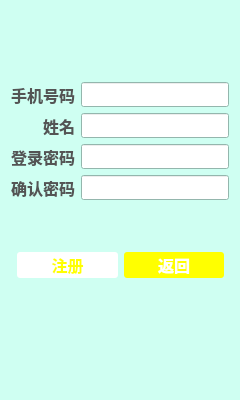
Above: DDTaxi/SignupWidget.ui from Myway01/DD before the change. Below: the same form after it.
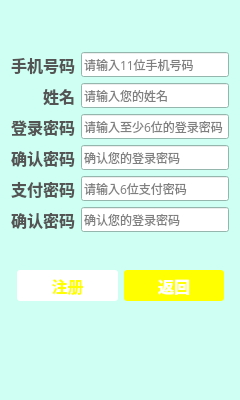
That is the form after the change.

The edit to the form file:
```diff
--- a/DDTaxi/SignupWidget.ui
+++ b/DDTaxi/SignupWidget.ui
@@ -449,7 +449,7 @@
   <property name="autoFillBackground">
    <bool>true</bool>
   </property>
-  <layout class="QGridLayout" name="gridLayout" rowstretch="2,3,1,1,3">
+  <layout class="QGridLayout" name="gridLayout" rowstretch="2,6,1,2,4">
    <item row="0" column="0">
     <spacer name="verticalSpacer">
      <property name="orientation">
@@ -463,26 +463,83 @@
      </property>
     </spacer>
    </item>
-   <item row="2" column="0">
-    <widget class="QLabel" name="label_error">
-     <property name="font">
-      <font>
-       <family>微软雅黑</family>
-      </font>
-     </property>
-     <property name="styleSheet">
-      <string notr="true">color: rgb(84, 84, 84);</string>
-     </property>
-     <property name="text">
-      <string/>
-     </property>
-     <property name="alignment">
-      <set>Qt::AlignRight|Qt::AlignTrailing|Qt::AlignVCenter</set>
-     </property>
-    </widget>
-   </item>
    <item row="1" column="0">
     <layout class="QGridLayout" name="gridLayout_2">
+     <item row="4" column="1">
+      <widget class="QLineEdit" name="lineEdit_psw">
+       <property name="font">
+        <font>
+         <family>微软雅黑</family>
+        </font>
+       </property>
+       <property name="text">
+        <string/>
+       </property>
+       <property name="echoMode">
+        <enum>QLineEdit::Password</enum>
+       </property>
+       <property name="placeholderText">
+        <string>请输入至少6位的登录密码</string>
+       </property>
+      </widget>
+     </item>
+     <item row="6" column="1">
+      <widget class="QLineEdit" name="lineEdit_cpsw">
+       <property name="font">
+        <font>
+         <family>微软雅黑</family>
+        </font>
+       </property>
+       <property name="echoMode">
+        <enum>QLineEdit::Password</enum>
+       </property>
+       <property name="placeholderText">
+        <string>确认您的登录密码</string>
+       </property>
+      </widget>
+     </item>
+     <item row="8" column="0">
+      <widget class="QLabel" name="label_paypsw">
+       <property name="font">
+        <font>
+         <family>微软雅黑</family>
+         <pointsize>12</pointsize>
+         <weight>75</weight>
+         <bold>true</bold>
+        </font>
+       </property>
+       <property name="styleSheet">
+        <string notr="true">color: rgb(84, 84, 84);</string>
+       </property>
+       <property name="text">
+        <string>支付密码</string>
+       </property>
+       <property name="alignment">
+        <set>Qt::AlignRight|Qt::AlignTrailing|Qt::AlignVCenter</set>
+       </property>
+      </widget>
+     </item>
+     <item row="10" column="0">
+      <widget class="QLabel" name="label_cpaypsw">
+       <property name="font">
+        <font>
+         <family>微软雅黑</family>
+         <pointsize>12</pointsize>
+         <weight>75</weight>
+         <bold>true</bold>
+        </font>
+       </property>
+       <property name="styleSheet">
+        <string notr="true">color: rgb(84, 84, 84);</string>
+       </property>
+       <property name="text">
+        <string>确认密码</string>
+       </property>
+       <property name="alignment">
+        <set>Qt::AlignRight|Qt::AlignTrailing|Qt::AlignVCenter</set>
+       </property>
+      </widget>
+     </item>
      <item row="0" column="1">
       <widget class="QLineEdit" name="lineEdit_tel">
        <property name="font">
@@ -490,17 +547,8 @@
          <family>微软雅黑</family>
         </font>
        </property>
-      </widget>
-     </item>
-     <item row="2" column="1">
-      <widget class="QLineEdit" name="lineEdit_psw">
-       <property name="font">
-        <font>
-         <family>微软雅黑</family>
-        </font>
-       </property>
-       <property name="echoMode">
-        <enum>QLineEdit::Password</enum>
+       <property name="placeholderText">
+        <string>请输入11位手机号码</string>
        </property>
       </widget>
      </item>
@@ -525,16 +573,7 @@
        </property>
       </widget>
      </item>
-     <item row="1" column="1">
-      <widget class="QLineEdit" name="lineEdit_nickname">
-       <property name="font">
-        <font>
-         <family>微软雅黑</family>
-        </font>
-       </property>
-      </widget>
-     </item>
-     <item row="2" column="0">
+     <item row="4" column="0">
       <widget class="QLabel" name="label_psw">
        <property name="font">
         <font>
@@ -555,7 +594,40 @@
        </property>
       </widget>
      </item>
-     <item row="1" column="0">
+     <item row="6" column="0">
+      <widget class="QLabel" name="label_cpsw">
+       <property name="font">
+        <font>
+         <family>微软雅黑</family>
+         <pointsize>12</pointsize>
+         <weight>75</weight>
+         <bold>true</bold>
+        </font>
+       </property>
+       <property name="styleSheet">
+        <string notr="true">color: rgb(84, 84, 84);</string>
+       </property>
+       <property name="text">
+        <string>确认密码</string>
+       </property>
+       <property name="alignment">
+        <set>Qt::AlignRight|Qt::AlignTrailing|Qt::AlignVCenter</set>
+       </property>
+      </widget>
+     </item>
+     <item row="2" column="1">
+      <widget class="QLineEdit" name="lineEdit_nickname">
+       <property name="font">
+        <font>
+         <family>微软雅黑</family>
+        </font>
+       </property>
+       <property name="placeholderText">
+        <string>请输入您的姓名</string>
+       </property>
+      </widget>
+     </item>
+     <item row="2" column="0">
       <widget class="QLabel" name="label_nickname">
        <property name="font">
         <font>
@@ -579,29 +651,23 @@
        </property>
       </widget>
      </item>
-     <item row="3" column="0">
-      <widget class="QLabel" name="label_cpsw">
+     <item row="8" column="1">
+      <widget class="QLineEdit" name="lineEdit_paypsw">
        <property name="font">
         <font>
          <family>微软雅黑</family>
-         <pointsize>12</pointsize>
-         <weight>75</weight>
-         <bold>true</bold>
         </font>
        </property>
-       <property name="styleSheet">
-        <string notr="true">color: rgb(84, 84, 84);</string>
+       <property name="echoMode">
+        <enum>QLineEdit::Password</enum>
        </property>
-       <property name="text">
-        <string>确认密码</string>
-       </property>
-       <property name="alignment">
-        <set>Qt::AlignRight|Qt::AlignTrailing|Qt::AlignVCenter</set>
+       <property name="placeholderText">
+        <string>请输入6位支付密码</string>
        </property>
       </widget>
      </item>
-     <item row="3" column="1">
-      <widget class="QLineEdit" name="lineEdit_cpsw">
+     <item row="10" column="1">
+      <widget class="QLineEdit" name="lineEdit_cpaypsw">
        <property name="font">
         <font>
          <family>微软雅黑</family>
@@ -610,22 +676,30 @@
        <property name="echoMode">
         <enum>QLineEdit::Password</enum>
        </property>
+       <property name="placeholderText">
+        <string>确认您的登录密码</string>
+       </property>
       </widget>
      </item>
     </layout>
    </item>
-   <item row="4" column="0">
-    <spacer name="verticalSpacer_2">
-     <property name="orientation">
-      <enum>Qt::Vertical</enum>
+   <item row="2" column="0">
+    <widget class="QLabel" name="label_error">
+     <property name="font">
+      <font>
+       <family>微软雅黑</family>
+      </font>
      </property>
-     <property name="sizeHint" stdset="0">
-      <size>
-       <width>20</width>
-       <height>40</height>
-      </size>
+     <property name="styleSheet">
+      <string notr="true">color: rgb(84, 84, 84);</string>
      </property>
-    </spacer>
+     <property name="text">
+      <string/>
+     </property>
+     <property name="alignment">
+      <set>Qt::AlignRight|Qt::AlignTrailing|Qt::AlignVCenter</set>
+     </property>
+    </widget>
    </item>
    <item row="3" column="0">
     <layout class="QHBoxLayout" name="horizontalLayout" stretch="1,1">
```
Left out of the diff: 23 changed lines with no effect on the pictures.
